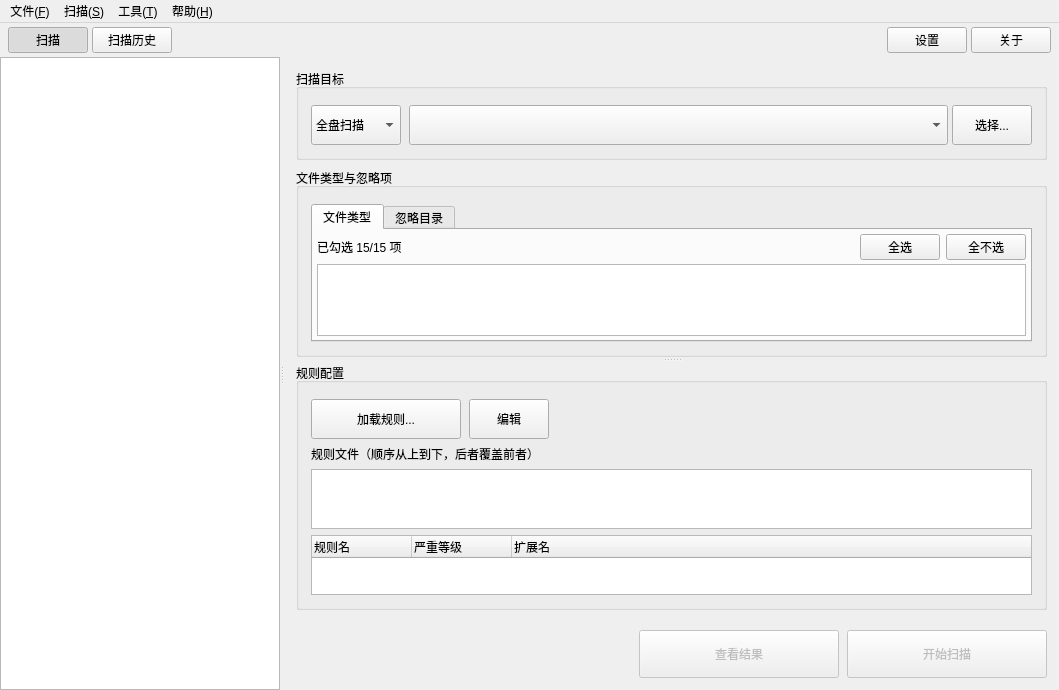
Qt form src/fuscan/gui/main_window.ui (gookeryoung/uniscan) before a commit.
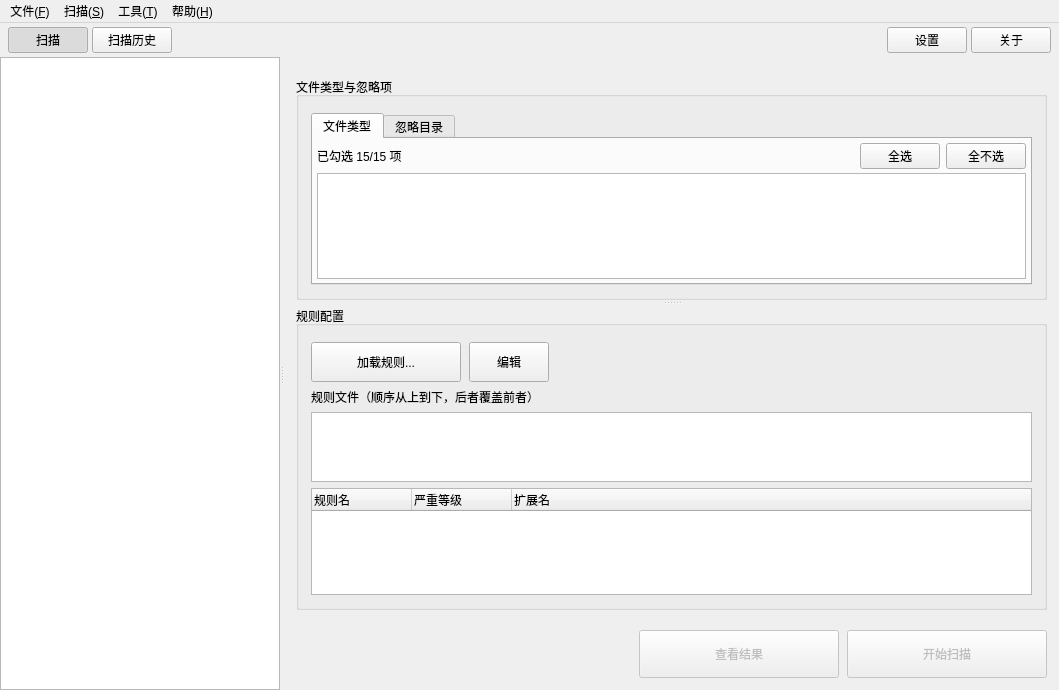
The same form after that commit. Icons and pictures are not drawn. Custom widgets are drawn as their Qt base class.

Commit message:
refactor: main_window.ui 中 target_group 替换为 ScanTargetPanel 加载 scan_target.ui
ScanTargetPanel 继承 QWidget + Ui_scan_target，构造时调 setupUi 加载 scan_target.ui 生成全部子控件，放入 main_window.ui 的 scan_target_container 容器。bind(scan_mode_panel) 延迟连接 path_combo/select_path_btn 信号。target_group_layout 布局设置内聚到面板。main_window_ui.py 由 pyside2-uic 重新生成，不再含 target_group 重复定义 (refs req-31)

What changed in the file:
```diff
--- a/src/fuscan/gui/main_window.ui
+++ b/src/fuscan/gui/main_window.ui
@@ -196,173 +196,20 @@
               <number>12</number>
              </property>
              <item>
-              <widget class="QGroupBox" name="target_group">
-               <property name="title">
-                <string>扫描目标</string>
-               </property>
-               <layout class="QVBoxLayout" name="target_group_layout">
-                <property name="spacing">
-                 <number>8</number>
-                </property>
+              <widget class="QWidget" name="scan_target_container">
+               <layout class="QHBoxLayout" name="scan_target_container_layout">
                 <property name="leftMargin">
-                 <number>12</number>
+                 <number>0</number>
                 </property>
                 <property name="topMargin">
-                 <number>16</number>
+                 <number>0</number>
                 </property>
                 <property name="rightMargin">
-                 <number>12</number>
+                 <number>0</number>
                 </property>
                 <property name="bottomMargin">
-                 <number>12</number>
+                 <number>0</number>
                 </property>
-                <item>
-                 <layout class="QHBoxLayout" name="scan_mode_layout">
-                  <property name="spacing">
-                   <number>8</number>
-                  </property>
-                  <item>
-                   <widget class="QComboBox" name="scan_mode_combo">
-                    <property name="sizePolicy">
-                     <sizepolicy hsizetype="Fixed" vsizetype="Fixed">
-                      <horstretch>0</horstretch>
-                      <verstretch>0</verstretch>
-                     </sizepolicy>
-                    </property>
-                    <property name="minimumSize">
-                     <size>
-                      <width>0</width>
-                      <height>40</height>
-                     </size>
-                    </property>
-                    <property name="toolTip">
-                     <string>选择扫描模式</string>
-                    </property>
-                    <item>
-                     <property name="text">
-                      <string>全盘扫描</string>
-                     </property>
-                    </item>
-                    <item>
-                     <property name="text">
-                      <string>选择盘符</string>
-                     </property>
-                    </item>
-                    <item>
-                     <property name="text">
-                      <string>选择文件夹</string>
-                     </property>
-                    </item>
-                   </widget>
-                  </item>
-                  <item>
-                   <widget class="QStackedWidget" name="target_stack">
-                    <property name="sizePolicy">
-                     <sizepolicy hsizetype="Expanding" vsizetype="Fixed">
-                      <horstretch>1</horstretch>
-                      <verstretch>0</verstretch>
-                     </sizepolicy>
-                    </property>
-                    <property name="currentIndex">
-                     <number>2</number>
-                    </property>
-                    <widget class="QWidget" name="full_scan_page">
-                     <layout class="QHBoxLayout" name="full_scan_layout">
-                      <property name="leftMargin">
-                       <number>0</number>
-                      </property>
-                      <property name="topMargin">
-                       <number>0</number>
-                      </property>
-                      <property name="rightMargin">
-                       <number>0</number>
-                      </property>
-                      <property name="bottomMargin">
-                       <number>0</number>
-                      </property>
-                      <item>
-                       <widget class="QLabel" name="full_scan_label">
-                        <property name="text">
-                         <string>将扫描所有盘符</string>
-                        </property>
-                       </widget>
-                      </item>
-                     </layout>
-                    </widget>
-                    <widget class="QWidget" name="drive_select_page">
-                     <layout class="QHBoxLayout" name="drive_buttons_layout">
-                      <property name="spacing">
-                       <number>4</number>
-                      </property>
-                      <property name="leftMargin">
-                       <number>0</number>
-                      </property>
-                      <property name="topMargin">
-                       <number>0</number>
-                      </property>
-                      <property name="rightMargin">
-                       <number>0</number>
-                      </property>
-                      <property name="bottomMargin">
-                       <number>0</number>
-                      </property>
-                     </layout>
-                    </widget>
-                    <widget class="QWidget" name="folder_select_page">
-                     <layout class="QHBoxLayout" name="folder_select_layout">
-                      <property name="spacing">
-                       <number>4</number>
-                      </property>
-                      <property name="leftMargin">
-                       <number>0</number>
-                      </property>
-                      <property name="topMargin">
-                       <number>0</number>
-                      </property>
-                      <property name="rightMargin">
-                       <number>0</number>
-                      </property>
-                      <property name="bottomMargin">
-                       <number>0</number>
-                      </property>
-                      <item>
-                       <widget class="QComboBox" name="path_combo">
-                        <property name="sizePolicy">
-                         <sizepolicy hsizetype="Expanding" vsizetype="Fixed">
-                          <horstretch>1</horstretch>
-                          <verstretch>0</verstretch>
-                         </sizepolicy>
-                        </property>
-                        <property name="minimumSize">
-                         <size>
-                          <width>0</width>
-                          <height>40</height>
-                         </size>
-                        </property>
-                        <property name="toolTip">
-                         <string>扫描路径（可从历史记录中选择）</string>
-                        </property>
-                       </widget>
-                      </item>
-                      <item>
-                       <widget class="QPushButton" name="select_path_btn">
-                        <property name="minimumSize">
-                         <size>
-                          <width>0</width>
-                          <height>40</height>
-                         </size>
-                        </property>
-                        <property name="text">
-                         <string>选择...</string>
-                        </property>
-                       </widget>
-                      </item>
-                     </layout>
-                    </widget>
-                   </widget>
-                  </item>
-                 </layout>
-                </item>
                </layout>
               </widget>
              </item>
```
The commit also changes 6 other files.
